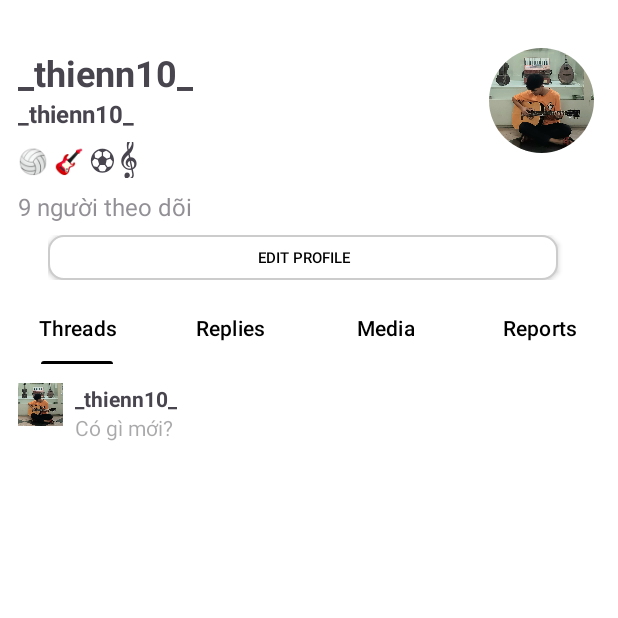
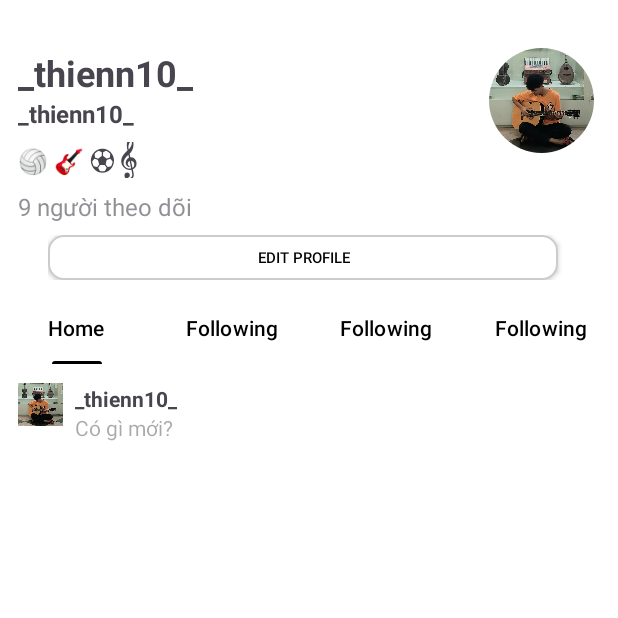
Before and after one commit to daithien2004/ThreadsProject, an Android app: the HomeFragment screen opened directly, with no data from a screen before it, item 5 of the bottom bar chosen, on a phone screen of 412 x 824 dp, the top half of it. Run offline under Robolectric (Android 15) with nearby library versions, the phone set to English and light mode, and no system bars; pictures from the network do not load; 1 statement that could not run was skipped.

Commit message:
ko lam gi

```diff
--- a/TheadsProject/app/src/main/java/com/example/theadsproject/activityAccount/TabPersonalDetailFragment.java
+++ b/TheadsProject/app/src/main/java/com/example/theadsproject/activityAccount/TabPersonalDetailFragment.java
@@ -46,7 +46,16 @@ public class TabPersonalDetailFragment extends Fragment {
                 tab.setText("Reports");
             }
         }).attach();
+        // Chặn thao tác vuốt
+        viewPager.setUserInputEnabled(false);
 
+        new TabLayoutMediator(tabLayout, viewPager, (tab, position) -> {
+            if (position == 0) {
+                tab.setText("Home");
+            } else {
+                tab.setText("Following");
+            }
+        }).attach();
 
         return view;
     }
--- a/TheadsProject/app/src/main/java/com/example/theadsproject/retrofit/RetrofitClient.java
+++ b/TheadsProject/app/src/main/java/com/example/theadsproject/retrofit/RetrofitClient.java
@@ -21,7 +21,7 @@ import retrofit2.converter.scalars.ScalarsConverterFactory;
 public class RetrofitClient extends BaseClient {
 
 
-    private static final String BASE_URL = "http://192.168.1.226:8080/api/";
+    private static final String BASE_URL = "http://192.168.0.115:8080/api/";
 
     private static Retrofit retrofit;
 
```
